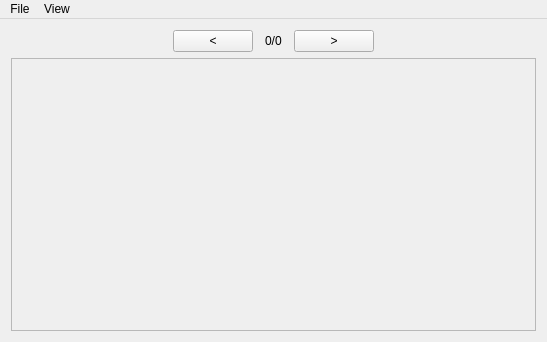
Qt form mainwindow.ui (zradoslav/csv_pager) before a commit.
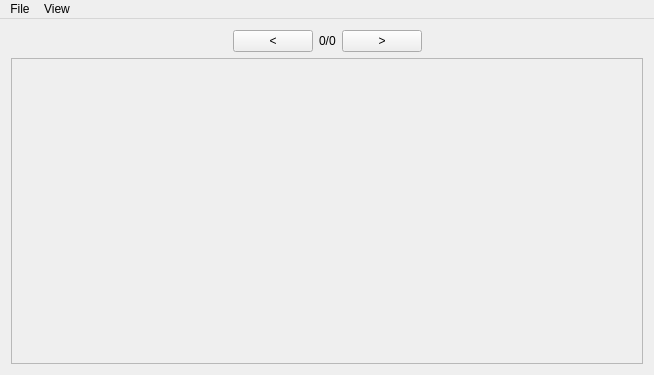
The same form after that commit.

Diff of the .ui file:
```diff
--- a/mainwindow.ui
+++ b/mainwindow.ui
@@ -6,8 +6,8 @@
    <rect>
     <x>0</x>
     <y>0</y>
-    <width>547</width>
-    <height>342</height>
+    <width>654</width>
+    <height>375</height>
    </rect>
   </property>
   <property name="windowTitle">
@@ -15,20 +15,13 @@
   </property>
   <widget class="QWidget" name="centralWidget">
    <layout class="QGridLayout" name="gridLayout">
-    <item row="0" column="5">
+    <item row="0" column="3">
      <widget class="QPushButton" name="nextButton">
       <property name="text">
        <string>&gt;</string>
       </property>
      </widget>
     </item>
-    <item row="0" column="3">
-     <widget class="QLabel" name="pageLabel">
-      <property name="text">
-       <string>0/0</string>
-      </property>
-     </widget>
-    </item>
     <item row="0" column="0">
      <spacer name="horizontalSpacer">
       <property name="orientation">
@@ -52,7 +45,14 @@
       </property>
      </widget>
     </item>
-    <item row="0" column="6">
+    <item row="0" column="2">
+     <widget class="QLabel" name="pageLabel">
+      <property name="text">
+       <string>0/0</string>
+      </property>
+     </widget>
+    </item>
+    <item row="0" column="4">
      <spacer name="horizontalSpacer_2">
       <property name="orientation">
        <enum>Qt::Horizontal</enum>
@@ -65,7 +65,7 @@
       </property>
      </spacer>
     </item>
-    <item row="2" column="0" colspan="7">
+    <item row="1" column="0" colspan="5">
      <widget class="QScrollArea" name="scrollArea">
       <property name="widgetResizable">
        <bool>true</bool>
@@ -78,8 +78,8 @@
         <rect>
          <x>0</x>
          <y>0</y>
-         <width>527</width>
-         <height>273</height>
+         <width>634</width>
+         <height>306</height>
         </rect>
        </property>
       </widget>
@@ -92,7 +92,7 @@
     <rect>
      <x>0</x>
      <y>0</y>
-     <width>547</width>
+     <width>654</width>
      <height>20</height>
     </rect>
    </property>
```
